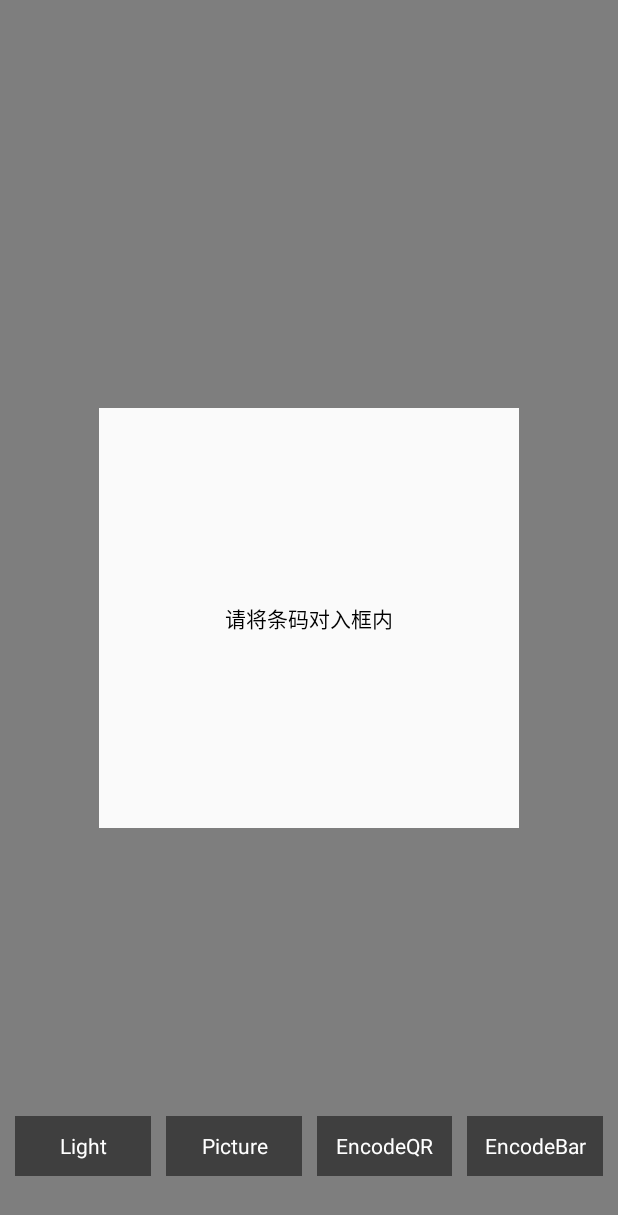
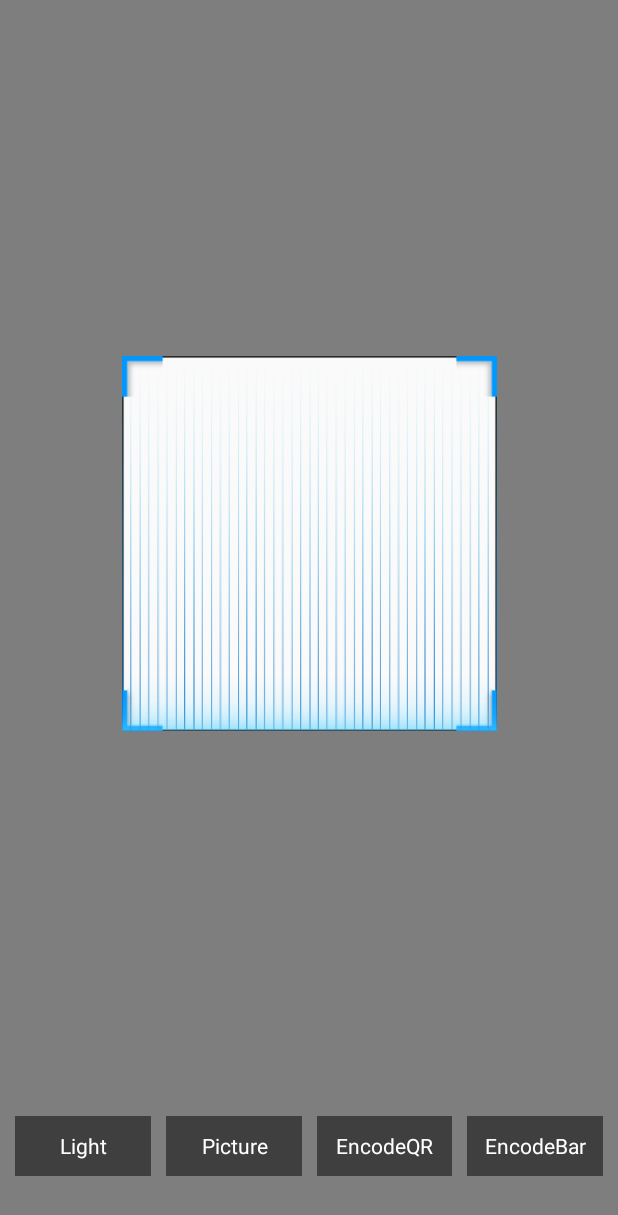
Before and after one commit to ChenZeFengHi/bar-android, an Android app: the layout activity_main.xml on its own in the app's theme, with its tools: preview values and no code run, on a phone screen of 412 x 824 dp. Shown: the top 1215 px of the screen. Run offline under Robolectric (Android 15) with nearby library versions, the phone set to English and light mode, and no system bars.

Commit message:
seo BarLayerView

```diff
--- a/app/src/main/java/com/zbar/code/camera/view/BarDistrictView.java
+++ b/app/src/main/java/com/zbar/code/camera/view/BarLayerView.java
@@ -1,6 +1,8 @@
 package com.zbar.code.camera.view;
 
+import android.annotation.SuppressLint;
 import android.content.Context;
+import android.content.res.TypedArray;
 import android.graphics.Canvas;
 import android.graphics.Paint;
 import android.graphics.Rect;
@@ -12,51 +14,86 @@ import android.view.ViewGroup;
 
 import androidx.annotation.RequiresApi;
 
+import com.zbar.code.R;
+
 /**
- * Description Bar区域View
+ * Description BarLayer View
  * Version 1.0
  * Created by Czf on 2019/11/25 13:36
  */
-public class BarDistrictView extends ViewGroup {
-    public static final String TAG = BarDistrictView.class.getSimpleName();
-    public int districtWidth;
-    public int districtHeight;
+public class BarLayerView extends ViewGroup {
+    public static final String TAG = BarLayerView.class.getSimpleName();
 
-    private Rect districtRect = new Rect();
+
+    /**
+     * View Width
+     */
+    private int measureWidth;
+    /**
+     * View Height
+     */
+    private int measureHeight;
+
+    /**
+     * BarLayer
+     */
+    private Rect mBarLayerRect = new Rect();
+    public int mBarLayerWidth;
+    public int mBarLayerHeight;
+    /**
+     * center point offset x
+     */
+    private float offsetX = 0;
+    /**
+     * center point offset y
+     */
+    private float offsetY = 0;
+
 
     private Paint districtPaint = new Paint();
 
-    private int measureWidth;
-    private int measureHeight;
-
-    public BarDistrictView(Context context) {
+    public BarLayerView(Context context) {
         super(context);
-        init();
+        init(null);
     }
 
-    public BarDistrictView(Context context, AttributeSet attrs) {
+    public BarLayerView(Context context, AttributeSet attrs) {
         super(context, attrs);
-        init();
+        init(attrs);
     }
 
-    public BarDistrictView(Context context, AttributeSet attrs, int defStyleAttr) {
+    public BarLayerView(Context context, AttributeSet attrs, int defStyleAttr) {
         super(context, attrs, defStyleAttr);
-        init();
+        init(attrs);
     }
 
     @RequiresApi(api = Build.VERSION_CODES.LOLLIPOP)
-    public BarDistrictView(Context context, AttributeSet attrs, int defStyleAttr, int defStyleRes) {
+    public BarLayerView(Context context, AttributeSet attrs, int defStyleAttr, int defStyleRes) {
         super(context, attrs, defStyleAttr, defStyleRes);
-        init();
+        init(attrs);
     }
 
-    private void init() {
-        float density = getResources().getDisplayMetrics().density;
-        districtWidth = (int) (280 * density);
-        districtHeight = (int) (280 * density);
+    private void init(AttributeSet attrs) {
+        float mBarLayerWidth = 0;
+        float mBarLayerHeight = 0;
+        float offsetX = 0;
+        float offsetY = 0;
+        if (attrs != null) {
+            @SuppressLint("Recycle")
+            TypedArray mTypedArray = getContext().obtainStyledAttributes(attrs, R.styleable.BarLayerView);
+            mBarLayerWidth = mTypedArray.getDimension(R.styleable.BarLayerView_bar_width, 280);
+            mBarLayerHeight = mTypedArray.getDimension(R.styleable.BarLayerView_bar_height, 280);
 
-        districtPaint.setColor(0x7F000000);
+            offsetX = mTypedArray.getDimension(R.styleable.BarLayerView_offset_x, 0);
+            offsetY = mTypedArray.getDimension(R.styleable.BarLayerView_offset_y, 0);
+        }
+        this.mBarLayerWidth = (int) mBarLayerWidth;
+        this.mBarLayerHeight = (int) mBarLayerHeight;
 
+        this.districtPaint.setColor(0x7F000000);
+
+        this.offsetX = offsetX;
+        this.offsetY = offsetY;
         setWillNotDraw(false);
     }
 
@@ -122,12 +159,12 @@ public class BarDistrictView extends ViewGroup {
         int vwc = measureWidth / 2;
         int vhc = measureHeight / 2;
 
-        int left = vwc - ((districtWidth / 2));
-        int top = vhc - ((districtHeight / 2));
+        int left = (int) (vwc - ((mBarLayerWidth / 2)) + offsetX);
+        int top = (int) (vhc - ((mBarLayerHeight / 2)) + offsetY);
 
-        districtRect.set(left, top, left + districtWidth, top + districtHeight);
+        mBarLayerRect.set(left, top, left + mBarLayerWidth, top + mBarLayerHeight);
 
-        Log.d(TAG, districtRect.toString());
+        Log.d(TAG, mBarLayerRect.toString());
     }
 
     @Override
@@ -138,10 +175,13 @@ public class BarDistrictView extends ViewGroup {
         for (int i = 0; i < childCount; i++) {
             child = getChildAt(i);
             if (child.getVisibility() != View.GONE) {
-                int childLeft = districtRect.left + districtWidth / 2 - child.getMeasuredWidth() / 2;
-                int childTop = districtRect.top + districtWidth / 2 - child.getMeasuredHeight() / 2;
+                //child w - h , The xx shall prevail
+                int childLeft = mBarLayerRect.left;
+                int childTop = mBarLayerRect.top;
+                int childRight = mBarLayerRect.right;
+                int childBottom = mBarLayerRect.bottom;
 
-                child.layout(childLeft, childTop, childLeft + child.getMeasuredWidth(), childTop + child.getMeasuredHeight());
+                child.layout(childLeft, childTop, childRight, childBottom);
 
                 Log.d(TAG, String.format("\nchange:%b\nleft:%d\ntop:%d\nright:%d\nbottom:%d\nchildCount:%d", changed, l, t, r, b, childCount));
 
@@ -158,13 +198,13 @@ public class BarDistrictView extends ViewGroup {
         Log.d(TAG, "onDraw:执行了");
 
         //top
-        canvas.drawRect(0, 0, measureWidth, districtRect.top, districtPaint);
+        canvas.drawRect(0, 0, measureWidth, mBarLayerRect.top, districtPaint);
         //left
-        canvas.drawRect(0, districtRect.top, districtRect.left, districtRect.bottom, districtPaint);
+        canvas.drawRect(0, mBarLayerRect.top, mBarLayerRect.left, mBarLayerRect.bottom, districtPaint);
         //right
-        canvas.drawRect(districtRect.right, districtRect.top, measureWidth, districtRect.bottom, districtPaint);
+        canvas.drawRect(mBarLayerRect.right, mBarLayerRect.top, measureWidth, mBarLayerRect.bottom, districtPaint);
         //bottom
-        canvas.drawRect(0, districtRect.bottom, measureWidth, measureHeight, districtPaint);
+        canvas.drawRect(0, mBarLayerRect.bottom, measureWidth, measureHeight, districtPaint);
     }
 
     @Override
@@ -188,10 +228,10 @@ public class BarDistrictView extends ViewGroup {
         float hScale = h / (float) measureHeight;
 
         Rect rect = new Rect();
-        rect.left = (int) (districtRect.left * wScale);
-        rect.right = (int) (districtRect.right * wScale);
-        rect.top = (int) (districtRect.top * hScale);
-        rect.bottom = (int) (districtRect.bottom * hScale);
+        rect.left = (int) (mBarLayerRect.left * wScale);
+        rect.right = (int) (mBarLayerRect.right * wScale);
+        rect.top = (int) (mBarLayerRect.top * hScale);
+        rect.bottom = (int) (mBarLayerRect.bottom * hScale);
         return rect;
     }
 }
--- a/app/src/main/res/layout/activity_main.xml
+++ b/app/src/main/res/layout/activity_main.xml
@@ -18,45 +18,30 @@
         app:layout_constraintVertical_bias="0.0" />
 
 
-    <RelativeLayout
-        android:id="@+id/lay_capture_crop_layout"
-        android:layout_width="280dp"
-        android:layout_height="280dp"
-        android:layout_centerHorizontal="true"
-        android:background="@drawable/ic_capture"
-        android:visibility="gone"
-        app:layout_constraintBottom_toBottomOf="@id/lay_frame"
-        app:layout_constraintLeft_toLeftOf="@id/lay_frame"
-        app:layout_constraintRight_toRightOf="@id/lay_frame"
-        app:layout_constraintTop_toTopOf="@id/lay_frame">
+    <com.zbar.code.camera.view.BarLayerView
+        android:id="@+id/bar_layer_view"
+        android:layout_width="wrap_content"
+        android:layout_height="wrap_content"
+        app:bar_height="250dp"
+        app:bar_width="250dp"
+        app:layout_constraintBottom_toBottomOf="parent"
+        app:layout_constraintLeft_toLeftOf="parent"
+        app:layout_constraintRight_toRightOf="parent"
+        app:layout_constraintTop_toTopOf="parent"
+        app:offset_y="-50dp">
+
+        <View
+            android:layout_width="wrap_content"
+            android:layout_height="wrap_content"
+            android:background="@drawable/ic_capture" />
 
         <ImageView
             android:id="@+id/iv_capture_scan_line"
             android:layout_width="match_parent"
             android:layout_height="match_parent"
-            android:layout_alignParentTop="true"
-            android:layout_margin="5dp"
             android:background="@drawable/ic_scan_ray"
             android:contentDescription="@null" />
-    </RelativeLayout>
-
-
-    <com.zbar.code.camera.view.BarDistrictView
-        android:id="@+id/bar_district_view"
-        android:layout_width="wrap_content"
-        android:layout_height="wrap_content"
-        app:layout_constraintBottom_toBottomOf="parent"
-        app:layout_constraintLeft_toLeftOf="parent"
-        app:layout_constraintRight_toRightOf="parent"
-        app:layout_constraintTop_toTopOf="parent">
-
-        <TextView
-            android:layout_width="wrap_content"
-            android:layout_height="wrap_content"
-            android:text="请将条码对入框内"
-            android:textColor="#000"
-            tools:ignore="HardcodedText" />
-    </com.zbar.code.camera.view.BarDistrictView>
+    </com.zbar.code.camera.view.BarLayerView>
 
 
     <TextView
```
Also changed, not shown: app/src/main/java/com/zbar/code/MainActivity.java (+4 -4 lines), app/src/main/res/values/values.xml (added, +9 -0 lines).
